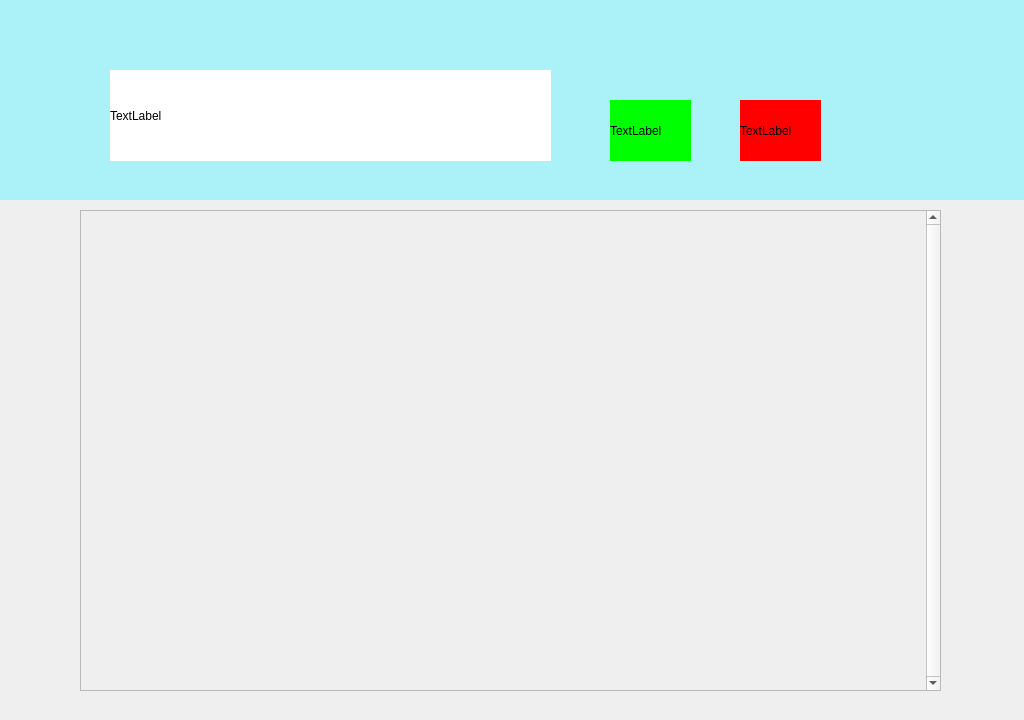
This is word2.ui in sangin1/AAC as Qt 5 draws it before an edit. The edited form follows.
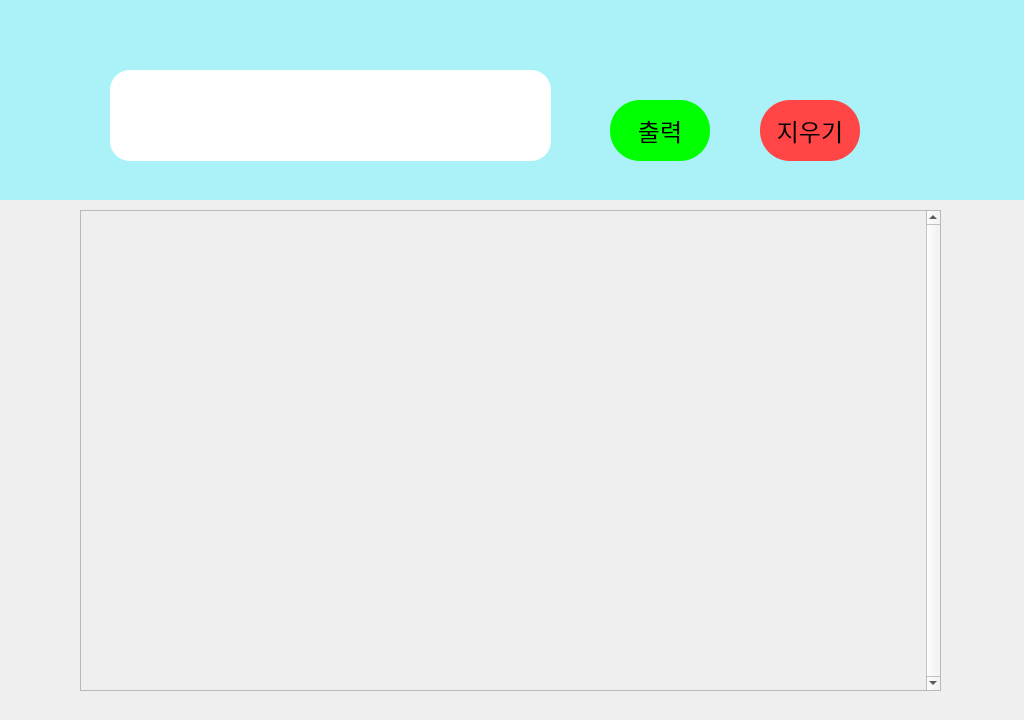
This is the edited form.

The edit to the form file:
```diff
--- a/word2.ui
+++ b/word2.ui
@@ -38,11 +38,17 @@
      <height>91</height>
     </rect>
    </property>
+   <property name="font">
+    <font>
+     <family>AcadEref</family>
+     <pointsize>16</pointsize>
+    </font>
+   </property>
    <property name="styleSheet">
-    <string notr="true">background-color: rgb(255, 255, 255);</string>
+    <string notr="true">background-color: rgb(255, 255, 255);border-radius: 20px;</string>
    </property>
    <property name="text">
-    <string>TextLabel</string>
+    <string/>
    </property>
   </widget>
   <widget class="QLabel" name="label_3">
@@ -50,31 +56,50 @@
     <rect>
      <x>610</x>
      <y>100</y>
-     <width>81</width>
+     <width>100</width>
      <height>61</height>
     </rect>
    </property>
+   <property name="font">
+    <font>
+     <family>AcadEref</family>
+     <pointsize>18</pointsize>
+    </font>
+   </property>
    <property name="styleSheet">
-    <string notr="true">background-color: rgb(0, 255, 0);</string>
+    <string notr="true">background-color: rgb(0, 255, 0);
+border-radius: 30px;</string>
    </property>
    <property name="text">
-    <string>TextLabel</string>
+    <string>출력</string>
+   </property>
+   <property name="alignment">
+    <set>Qt::AlignCenter</set>
    </property>
   </widget>
   <widget class="QLabel" name="label_4">
    <property name="geometry">
     <rect>
-     <x>740</x>
+     <x>760</x>
      <y>100</y>
-     <width>81</width>
+     <width>100</width>
      <height>61</height>
     </rect>
    </property>
+   <property name="font">
+    <font>
+     <family>AcadEref</family>
+     <pointsize>18</pointsize>
+    </font>
+   </property>
    <property name="styleSheet">
-    <string notr="true">background-color: rgb(255, 0, 0);</string>
+    <string notr="true">background-color: rgb(255, 69, 69);border-radius: 30px;</string>
    </property>
    <property name="text">
-    <string>TextLabel</string>
+    <string>지우기</string>
+   </property>
+   <property name="alignment">
+    <set>Qt::AlignCenter</set>
    </property>
   </widget>
   <widget class="QScrollArea" name="scrollArea">
```
Left out of the diff: 6 changed lines with no effect on the pictures.
